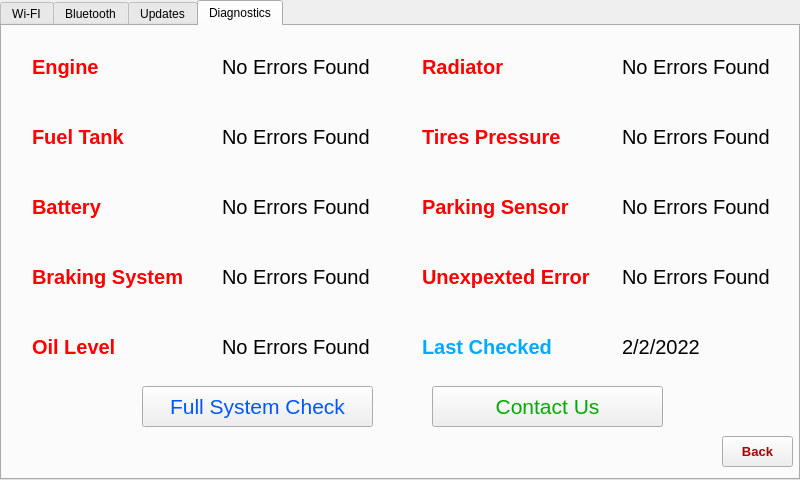
This is RPI/GUI/UI/Settings.ui in YehiaEhab16/FOTA_Graduation-Project-2022 as Qt 5 draws it before an edit. The edited form follows.
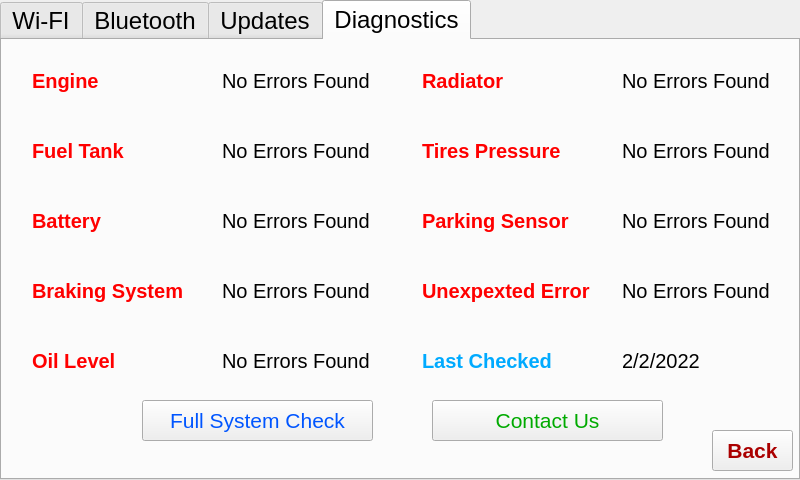
This is the edited form. Icons and pictures are not drawn.

What changed in the file:
```diff
--- a/RPI/GUI/UI/Settings.ui
+++ b/RPI/GUI/UI/Settings.ui
@@ -10,6 +10,11 @@
     <height>480</height>
    </rect>
   </property>
+  <property name="font">
+   <font>
+    <pointsize>18</pointsize>
+   </font>
+  </property>
   <property name="windowTitle">
    <string>Contacts</string>
   </property>
@@ -1743,29 +1748,6 @@
    <attribute name="title">
     <string>Diagnostics</string>
    </attribute>
-   <widget class="QPushButton" name="back_4">
-    <property name="geometry">
-     <rect>
-      <x>720</x>
-      <y>410</y>
-      <width>71</width>
-      <height>31</height>
-     </rect>
-    </property>
-    <property name="font">
-     <font>
-      <pointsize>10</pointsize>
-      <weight>75</weight>
-      <bold>true</bold>
-     </font>
-    </property>
-    <property name="styleSheet">
-     <string notr="true">color: rgb(170, 0, 0);</string>
-    </property>
-    <property name="text">
-     <string>Back</string>
-    </property>
-   </widget>
    <widget class="QPushButton" name="CheckUp">
     <property name="geometry">
      <rect>
@@ -2292,6 +2274,29 @@
      <string>2/2/2022</string>
     </property>
    </widget>
+   <widget class="QPushButton" name="back_4">
+    <property name="geometry">
+     <rect>
+      <x>710</x>
+      <y>390</y>
+      <width>81</width>
+      <height>41</height>
+     </rect>
+    </property>
+    <property name="font">
+     <font>
+      <pointsize>16</pointsize>
+      <weight>75</weight>
+      <bold>true</bold>
+     </font>
+    </property>
+    <property name="styleSheet">
+     <string notr="true">color: rgb(170, 0, 0);</string>
+    </property>
+    <property name="text">
+     <string>Back</string>
+    </property>
+   </widget>
   </widget>
  </widget>
  <resources>
```
